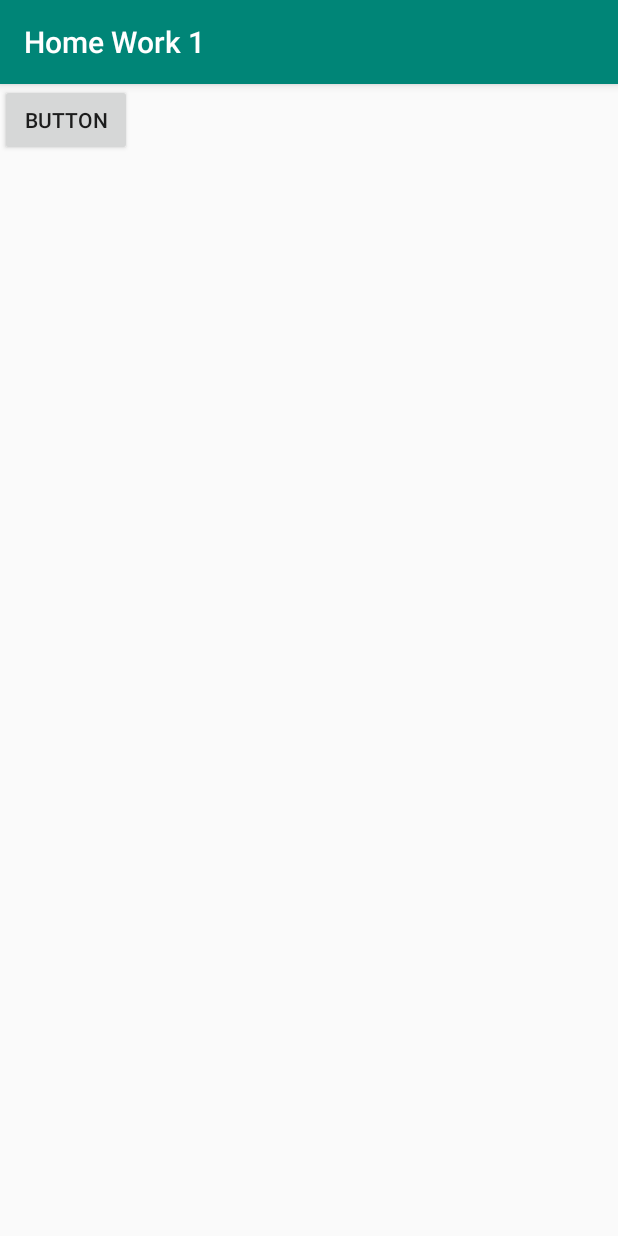
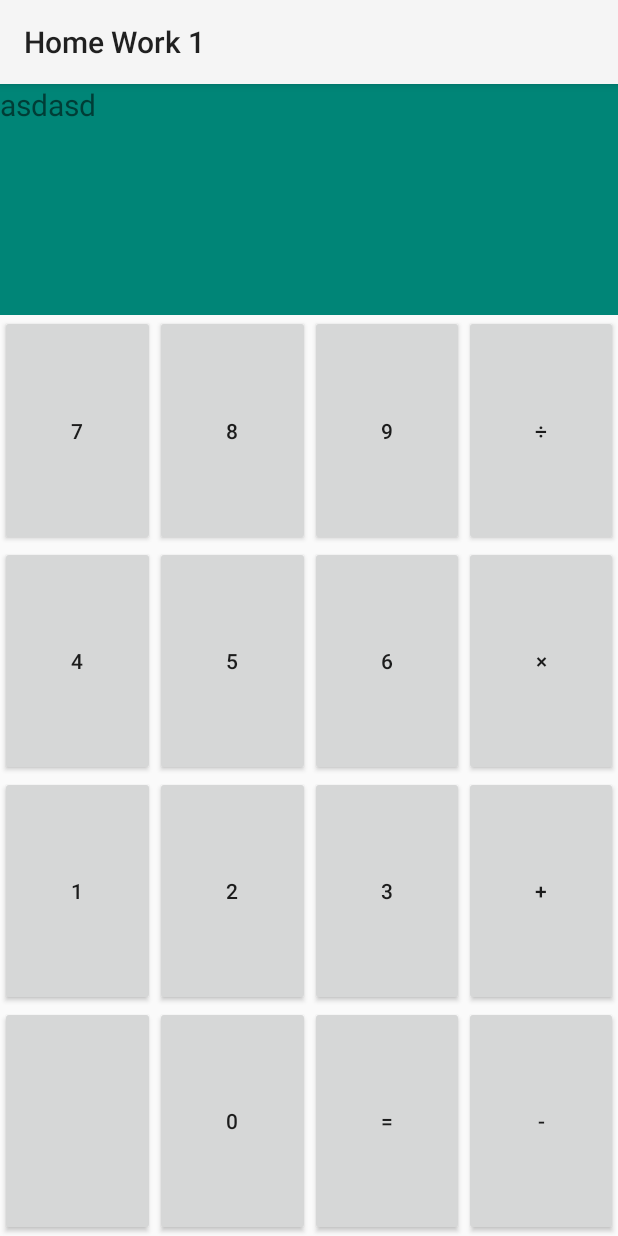
Before and after one commit to Bl0ck154/AndroidHomeWork1, an Android app: the Task3Activity screen opened directly, with no data from a screen before it, on a phone screen of 412 x 824 dp. Run offline under Robolectric (Android 15) with nearby library versions, the phone set to English and light mode, and no system bars.

Commit message:
task2,task3 front

```diff
--- a/app/src/main/AndroidManifest.xml
+++ b/app/src/main/AndroidManifest.xml
@@ -9,7 +9,8 @@
         android:roundIcon="@mipmap/ic_launcher_round"
         android:supportsRtl="true"
         android:theme="@style/AppTheme">
-        <activity android:name=".Task3Activity"></activity>
+        <activity android:name=".Task2Activity"></activity>
+        <activity android:name=".Task3Activity" android:theme="@style/Theme.AppCompat.DayNight" />
         <activity android:name=".MainActivity">
             <intent-filter>
                 <action android:name="android.intent.action.MAIN" />
--- a/app/src/main/res/layout/activity_main.xml
+++ b/app/src/main/res/layout/activity_main.xml
@@ -21,11 +21,13 @@
 
         <Button
             style="@style/ButtonStyle"
-            android:text="@string/task2_name" />
+            android:text="@string/task2_name"
+            android:onClick="btn2OnClick" />
 
         <Button
             style="@style/ButtonStyle"
-            android:text="@string/task3_name" />
+            android:text="@string/task3_name"
+            android:onClick="btn3OnClick" />
 
     </TableLayout>
 
--- a/app/src/main/res/layout/activity_task3.xml
+++ b/app/src/main/res/layout/activity_task3.xml
@@ -1,16 +1,116 @@
 <?xml version="1.0" encoding="utf-8"?>
-<androidx.constraintlayout.widget.ConstraintLayout xmlns:android="http://schemas.android.com/apk/res/android"
-    xmlns:app="http://schemas.android.com/apk/res-auto"
-    xmlns:tools="http://schemas.android.com/tools"
+<LinearLayout xmlns:android="http://schemas.android.com/apk/res/android"
     android:layout_width="match_parent"
     android:layout_height="match_parent"
-    tools:context=".Task3Activity">
+    android:orientation="vertical">
 
-    <Button
-        android:id="@+id/button2"
-        android:layout_width="wrap_content"
-        android:layout_height="wrap_content"
-        android:text="Button"
-        tools:layout_editor_absoluteX="127dp"
-        tools:layout_editor_absoluteY="237dp" />
-</androidx.constraintlayout.widget.ConstraintLayout>
+    <TextView android:text="asdasd"
+        android:maxLength="10"
+        android:background="@color/colorPrimary"
+        android:textSize="20dp"
+        android:layout_width="match_parent"
+        android:layout_height="match_parent"
+        android:layout_weight="1"
+        />
+
+    <LinearLayout
+        android:layout_width="match_parent"
+        android:layout_height="match_parent"
+        android:orientation="horizontal"
+        android:layout_weight="1" >
+
+        <Button android:text="7"
+            android:layout_width="match_parent"
+            android:layout_height="match_parent"
+            android:layout_weight="1" />
+        <Button android:text="8"
+            android:layout_width="match_parent"
+            android:layout_height="match_parent"
+            android:layout_weight="1" />
+        <Button android:text="9"
+            android:layout_width="match_parent"
+            android:layout_height="match_parent"
+            android:layout_weight="1" />
+        <Button android:text="÷"
+            android:layout_width="match_parent"
+            android:layout_height="match_parent"
+            android:layout_weight="1" />
+
+    </LinearLayout>
+
+    <LinearLayout
+        android:layout_width="match_parent"
+        android:layout_height="match_parent"
+        android:orientation="horizontal"
+        android:layout_weight="1" >
+
+        <Button android:text="4"
+            android:layout_width="match_parent"
+            android:layout_height="match_parent"
+            android:layout_weight="1" />
+        <Button android:text="5"
+            android:layout_width="match_parent"
+            android:layout_height="match_parent"
+            android:layout_weight="1" />
+        <Button android:text="6"
+            android:layout_width="match_parent"
+            android:layout_height="match_parent"
+            android:layout_weight="1" />
+        <Button android:text="×"
+            android:layout_width="match_parent"
+            android:layout_height="match_parent"
+            android:layout_weight="1" />
+
+    </LinearLayout>
+
+    <LinearLayout
+        android:layout_width="match_parent"
+        android:layout_height="match_parent"
+        android:orientation="horizontal"
+        android:layout_weight="1" >
+
+        <Button android:text="1"
+            android:layout_width="match_parent"
+            android:layout_height="match_parent"
+            android:layout_weight="1" />
+        <Button android:text="2"
+            android:layout_width="match_parent"
+            android:layout_height="match_parent"
+            android:layout_weight="1" />
+        <Button android:text="3"
+            android:layout_width="match_parent"
+            android:layout_height="match_parent"
+            android:layout_weight="1" />
+        <Button android:text="+"
+            android:layout_width="match_parent"
+            android:layout_height="match_parent"
+            android:layout_weight="1" />
+
+    </LinearLayout>
+
+    <LinearLayout
+        android:layout_width="match_parent"
+        android:layout_height="match_parent"
+        android:orientation="horizontal"
+        android:layout_weight="1" >
+
+        <Button
+            android:layout_width="match_parent"
+            android:layout_height="match_parent"
+            android:layout_weight="1" />
+        <Button android:text="0"
+            android:layout_width="match_parent"
+            android:layout_height="match_parent"
+            android:layout_weight="1" />
+        <Button android:text="="
+            android:layout_width="match_parent"
+            android:layout_height="match_parent"
+            android:layout_weight="1" />
+        <Button android:text="-"
+            android:layout_width="match_parent"
+            android:layout_height="match_parent"
+            android:layout_weight="1" />
+
+    </LinearLayout>
+
+</LinearLayout>
```
Also changed, not shown: app/src/main/java/com/example/homework1/MainActivity.java (+10 -0 lines), app/src/main/java/com/example/homework1/Task2Activity.java (added, +43 -0 lines), app/src/main/res/layout/activity_task2.xml (added, +11 -0 lines), app/src/main/res/values/styles.xml (+10 -0 lines).
